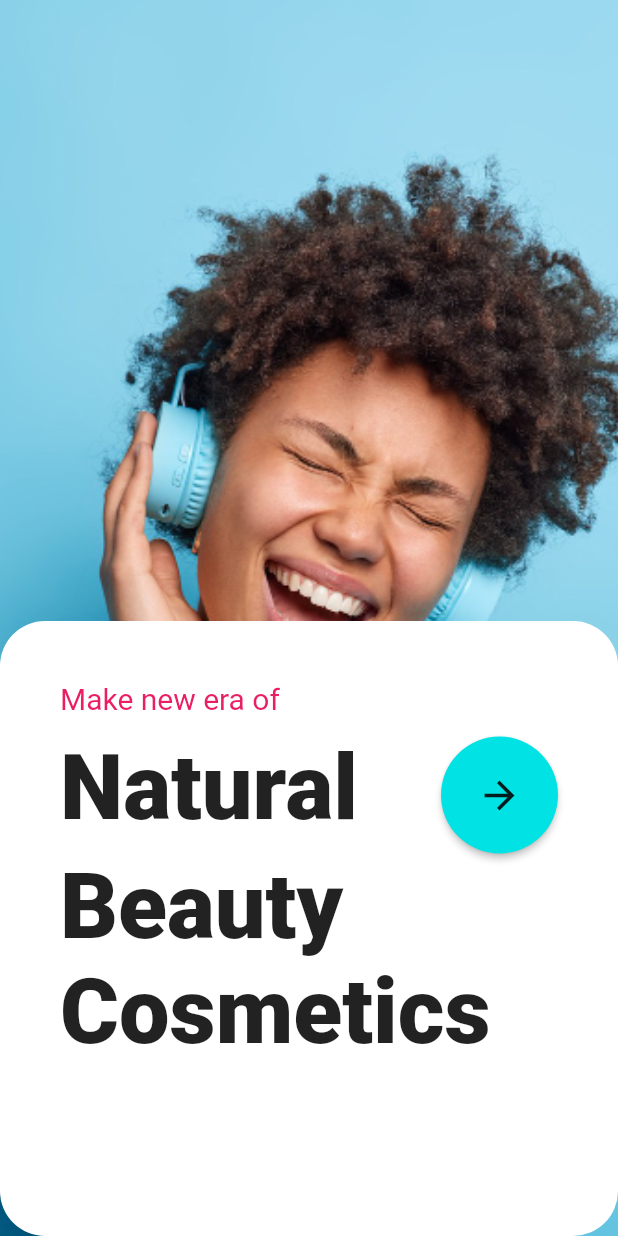
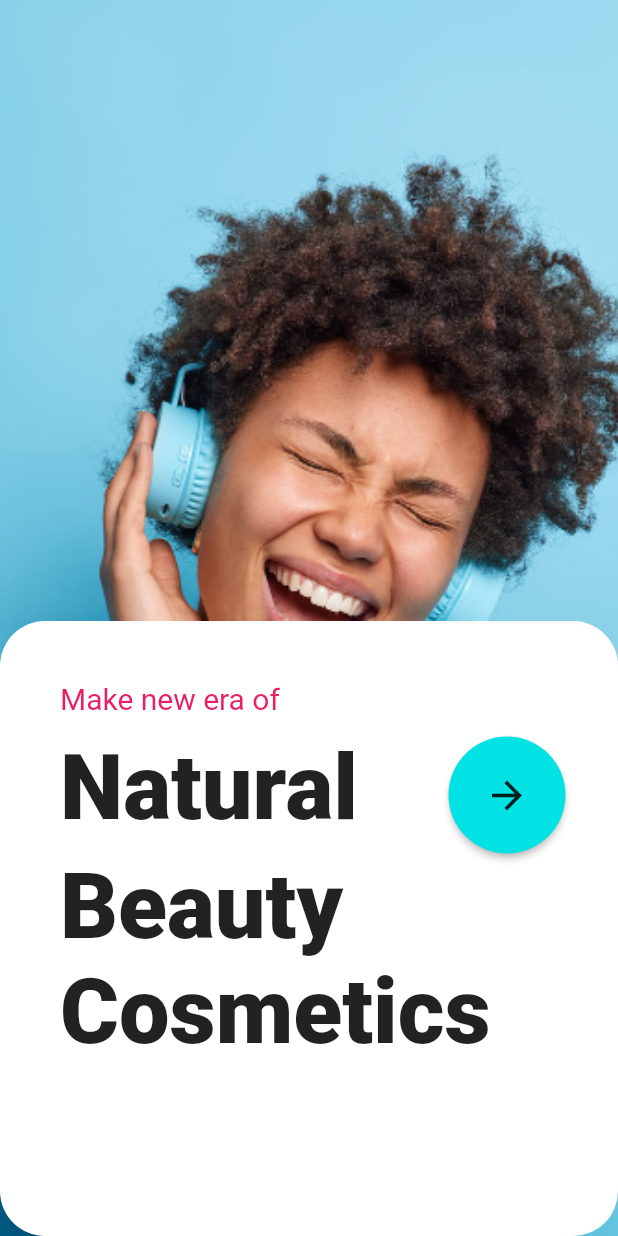
Before and after one commit to naveensinghp/flutter_eshop, a Flutter app: the screen it shows after launch, on a phone screen of 412 x 824 dp. Run offline on Flutter 3.47's test engine with Material 2 defaults, Android fonts, the phone set to English and light mode, and no system bars.

Commit message:
no message

```diff
--- a/lib/homepage.dart
+++ b/lib/homepage.dart
@@ -54,7 +54,8 @@ class _MyHomePageState extends State<MyHomePage> {
                     ),
                     Expanded(child: Container()),
                     Container(
-                      padding: const EdgeInsets.only(right: 30, top: 10),
+                      padding: const EdgeInsets.only(right: 25,),
+                      margin: const EdgeInsets.only(top: 10),
                       child: ElevatedButton(
                         onPressed: () {},
                         child: const Icon(
```
